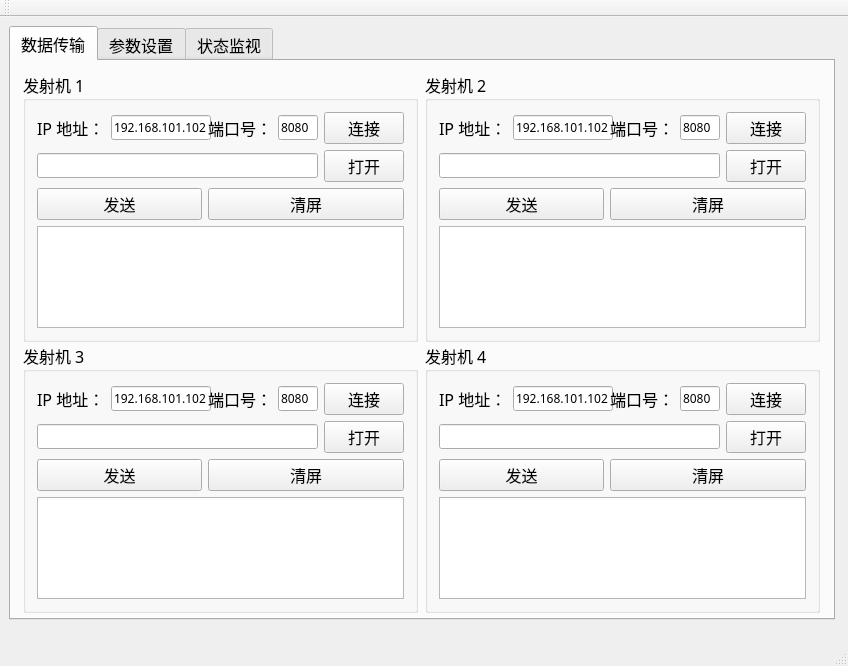
Old version of the form VortexClientV1.1/VortexClientV11.ui in the repository feibenderenzituo/vortexClientv11.
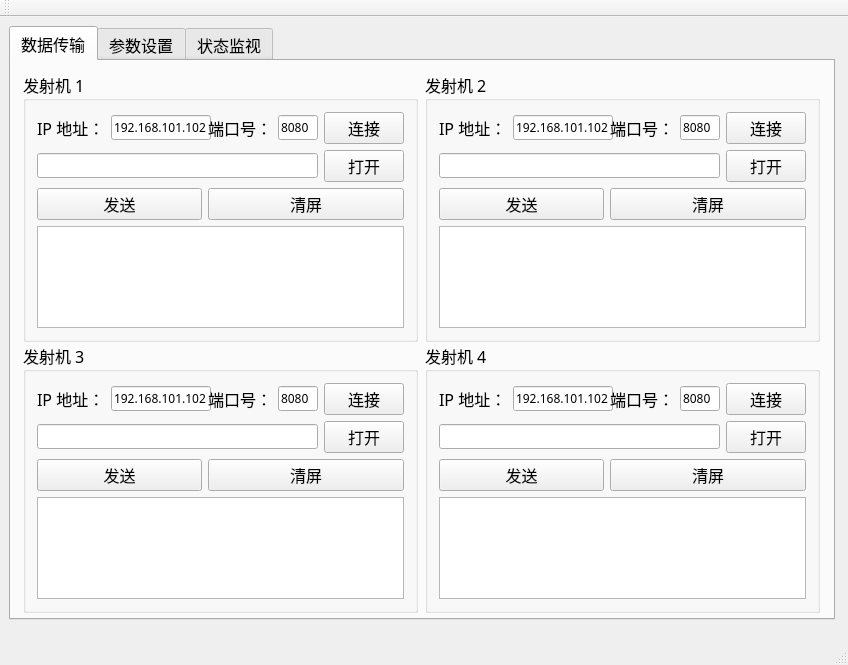
New version of the form. The open tabs and pages were chosen to show the change.

What changed in the file:
```diff
--- a/VortexClientV1.1/VortexClientV11.ui
+++ b/VortexClientV1.1/VortexClientV11.ui
@@ -7,7 +7,7 @@
     <x>0</x>
     <y>0</y>
     <width>848</width>
-    <height>666</height>
+    <height>665</height>
    </rect>
   </property>
   <property name="windowTitle">
```
Left out of the diff: 84 changed lines with no effect on the pictures.
